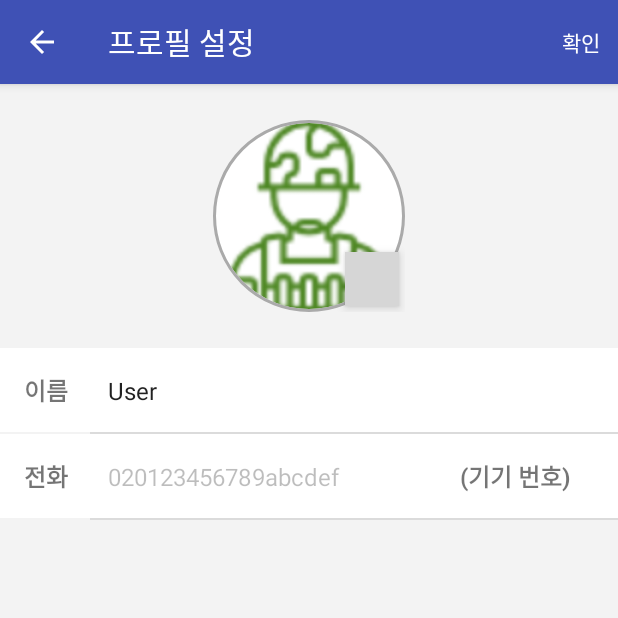
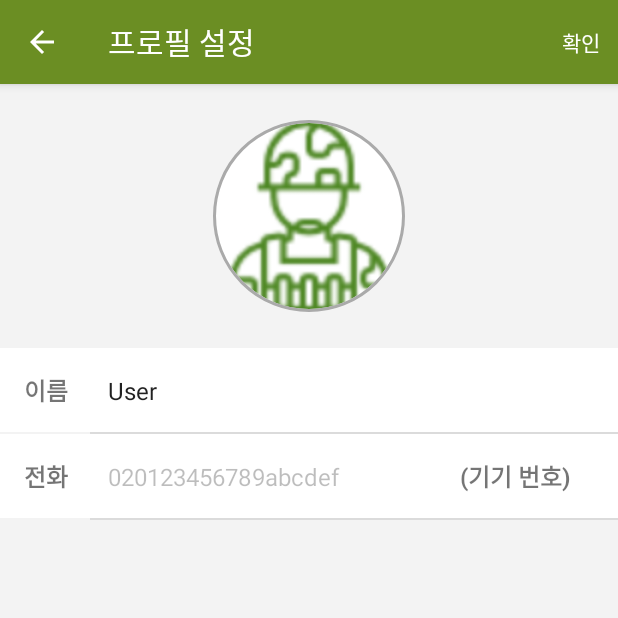
Before and after one commit to whdauddbs/Open-Source-Academy, an Android app: the ProfileActivity screen opened directly, with no data from a screen before it, on a phone screen of 412 x 824 dp, the top half of it. Run offline under Robolectric (Android 15) with nearby library versions, the phone set to English and light mode, and no system bars; our stand-ins replace CircleImageView; grey boxes are pictures that could not be loaded.

```diff
--- a/Pasugoon/app/src/main/java/com/example/administrator/pasugoon/IndexActivity.java
+++ b/Pasugoon/app/src/main/java/com/example/administrator/pasugoon/IndexActivity.java
@@ -191,7 +191,7 @@ public class IndexActivity extends AppCompatActivity {
         TextView messageText = (TextView) findViewById(R.id.message);
         messageText.setText(getBaseContext().getText(R.string.server_not_connecting));
         messageText.setVisibility(View.VISIBLE);
-
+        NetworkState = false;
         Button closeButton = (Button) findViewById(R.id.close);
         closeButton.setOnClickListener(new View.OnClickListener() {
             @Override
--- a/Pasugoon/app/src/main/java/com/example/administrator/pasugoon/MyReceiver.java
+++ b/Pasugoon/app/src/main/java/com/example/administrator/pasugoon/MyReceiver.java
@@ -5,10 +5,16 @@ import android.content.BroadcastReceiver;
 import android.content.Context;
 import android.content.Intent;
 
+import com.example.administrator.pasugoon.lib.MyLog;
+
 public class MyReceiver extends BroadcastReceiver {
 
     @Override
     public void onReceive(Context context, Intent intent) {
+
+        String name = intent.getAction();
+
+        MyLog.d("checkFunction","onReceive");
         Intent i = new Intent( context, alertdialogActivity.class );
         PendingIntent pi = PendingIntent.getActivity(context, 0, i, PendingIntent.FLAG_ONE_SHOT);
         try {
--- a/Pasugoon/app/src/main/res/layout/activity_profile.xml
+++ b/Pasugoon/app/src/main/res/layout/activity_profile.xml
@@ -27,20 +27,6 @@
             android:src="@drawable/ic_user"
             app:civ_border_color="#AAAAAA"
             app:civ_border_width="2dp"/>
-
-        <ImageView
-        android:id="@+id/profile_icon_change"
-        android:layout_width="36dp"
-        android:layout_height="36dp"
-        android:layout_alignParentBottom="true"
-        android:layout_alignParentEnd="true"
-        android:layout_marginBottom="4dp"
-        android:layout_marginEnd="4dp"
-        android:background="@drawable/button_circle"
-        android:elevation="4dp"
-        android:padding="8dp"
-        android:scaleType="fitCenter"
-        android:src="@drawable/ic_camera" />
 
     </RelativeLayout>
 
--- a/Pasugoon/app/src/main/res/layout/toolbar.xml
+++ b/Pasugoon/app/src/main/res/layout/toolbar.xml
@@ -11,7 +11,7 @@
         android:id="@+id/toolbar"
         android:layout_width="match_parent"
         android:layout_height="?attr/actionBarSize"
-        android:background="?attr/colorPrimary"
+        android:background="#6B8E23"
         app:popupTheme="@style/AppTheme.PopupOverlay" />
 
 </android.support.design.widget.AppBarLayout>
```
Also changed, not shown: Pasugoon/app/src/main/AndroidManifest.xml (+7 -3 lines), Pasugoon/app/src/main/java/com/example/administrator/pasugoon/MainActivity.java (+29 -25 lines), Pasugoon/app/src/main/java/com/example/administrator/pasugoon/MyService.java (added, +51 -0 lines), Pasugoon/app/src/main/ic_launcher-web.png (added), Pasugoon/app/src/main/res/mipmap-hdpi/ic_launcher.png, Pasugoon/app/src/main/res/mipmap-mdpi/ic_launcher.png, Pasugoon/app/src/main/res/mipmap-xhdpi/ic_launcher.png, Pasugoon/app/src/main/res/mipmap-xxhdpi/ic_launcher.png, Pasugoon/app/src/main/res/mipmap-xxxhdpi/ic_launcher.png, Pasugoon/app/src/main/res/mipmap-xxxhdpi/ic_launcher_round.png.
